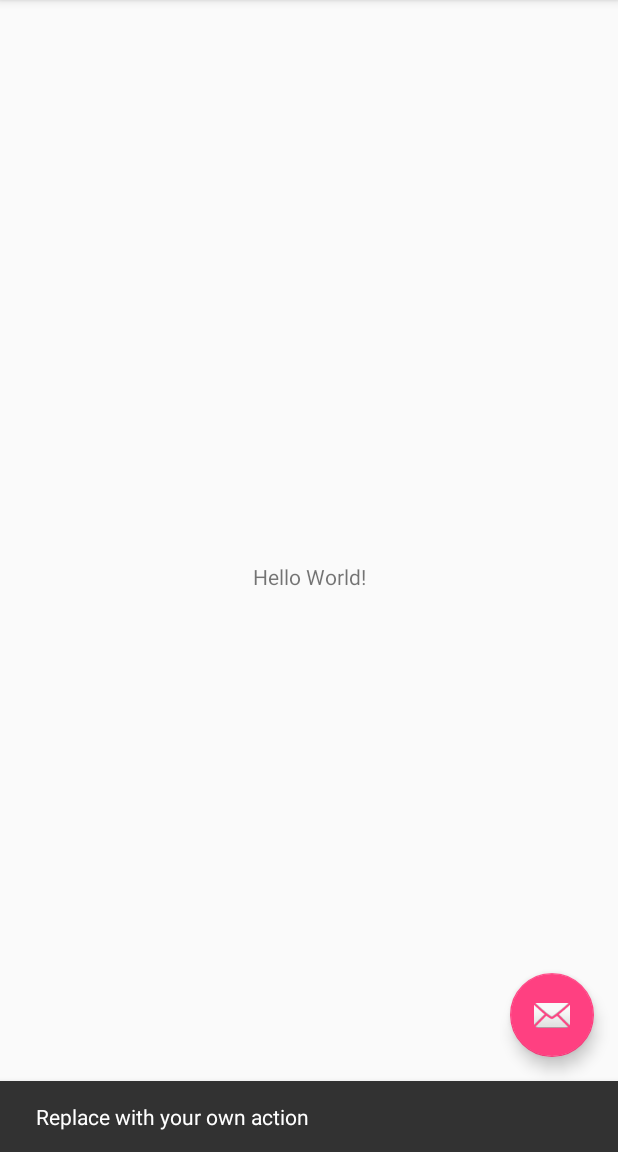
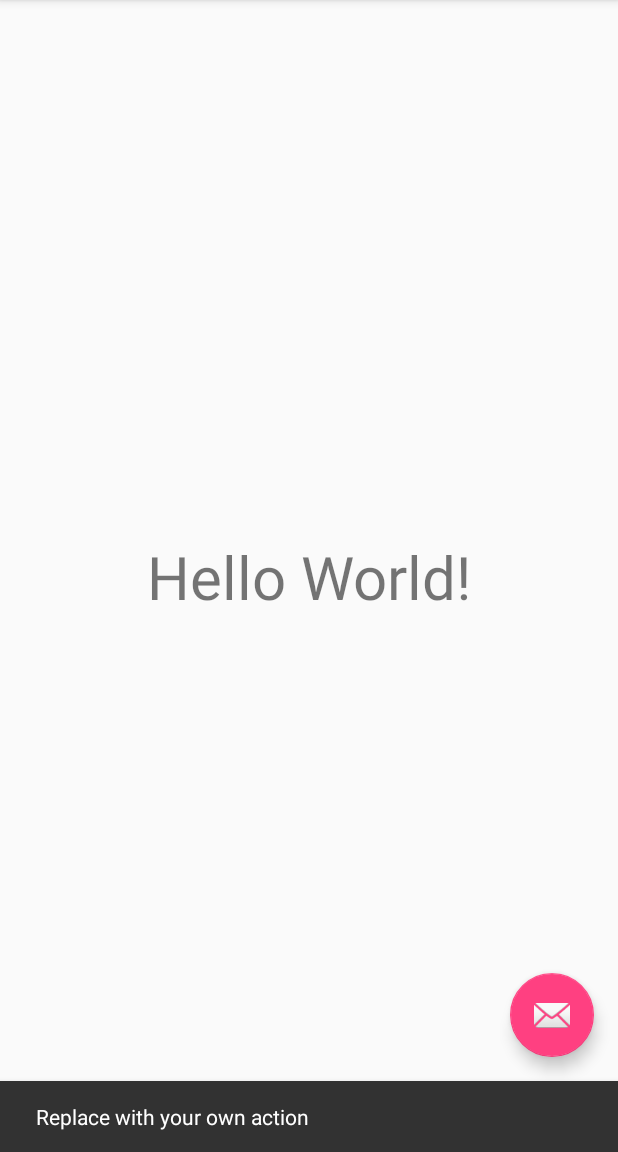
Before and after one commit to ptliu/TestProject, an Android app: the screen it shows after launch (MainActivity), after a tap on an icon or button, on a phone screen of 412 x 824 dp, the part 84-1236 px from its top. Run offline under Robolectric (Android 15) with nearby library versions, the phone set to English and light mode, and no system bars.

Commit message:
first dev push

```diff
--- a/app/src/main/res/layout/content_main.xml
+++ b/app/src/main/res/layout/content_main.xml
@@ -12,6 +12,7 @@
         android:layout_width="wrap_content"
         android:layout_height="wrap_content"
         android:text="Hello World!"
+        android:textSize="18pt"
         app:layout_constraintBottom_toBottomOf="parent"
         app:layout_constraintLeft_toLeftOf="parent"
         app:layout_constraintRight_toRightOf="parent"
```
